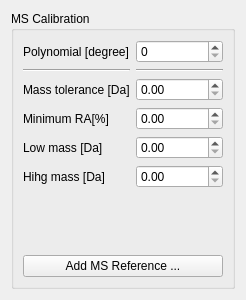
Qt form src/libs/adwidgets/mscalibrateform.ui (qtplatz/qtplatz) before a commit.
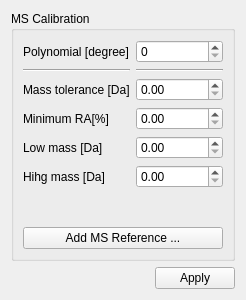
The same form after that commit.

Patch:
```diff
--- a/src/libs/adwidgets/mscalibrateform.ui
+++ b/src/libs/adwidgets/mscalibrateform.ui
@@ -115,6 +115,13 @@
      </item>
     </layout>
    </item>
+   <item>
+    <widget class="QDialogButtonBox" name="buttonBox">
+     <property name="standardButtons">
+      <set>QDialogButtonBox::Apply</set>
+     </property>
+    </widget>
+   </item>
   </layout>
  </widget>
  <resources/>
```
